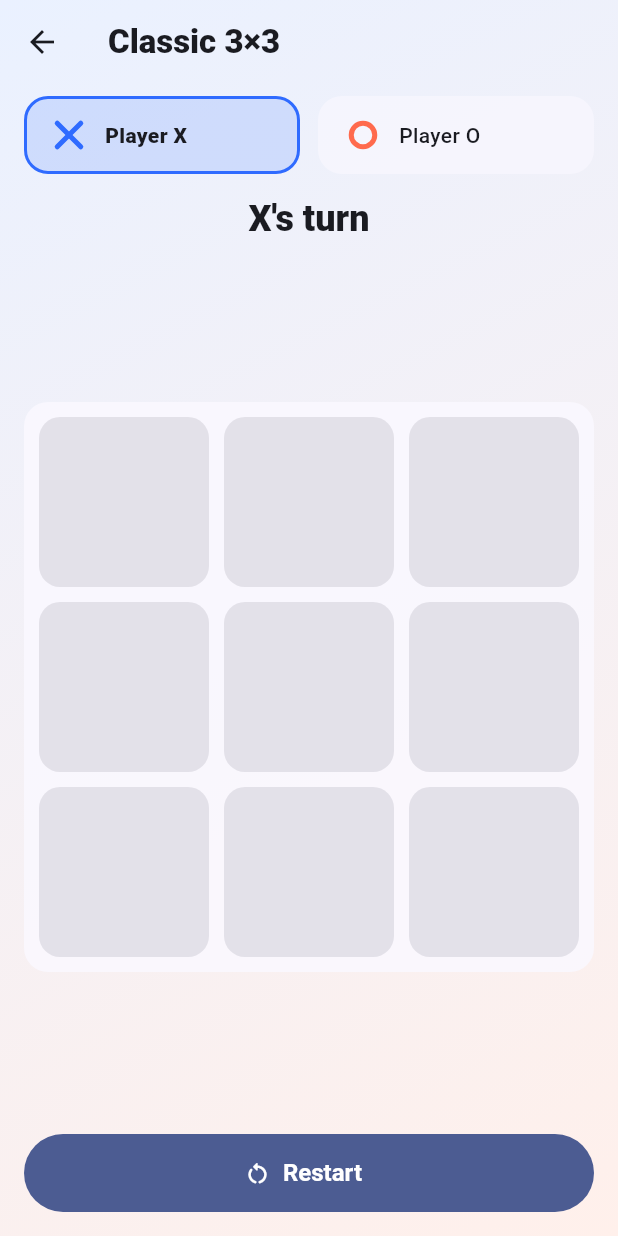
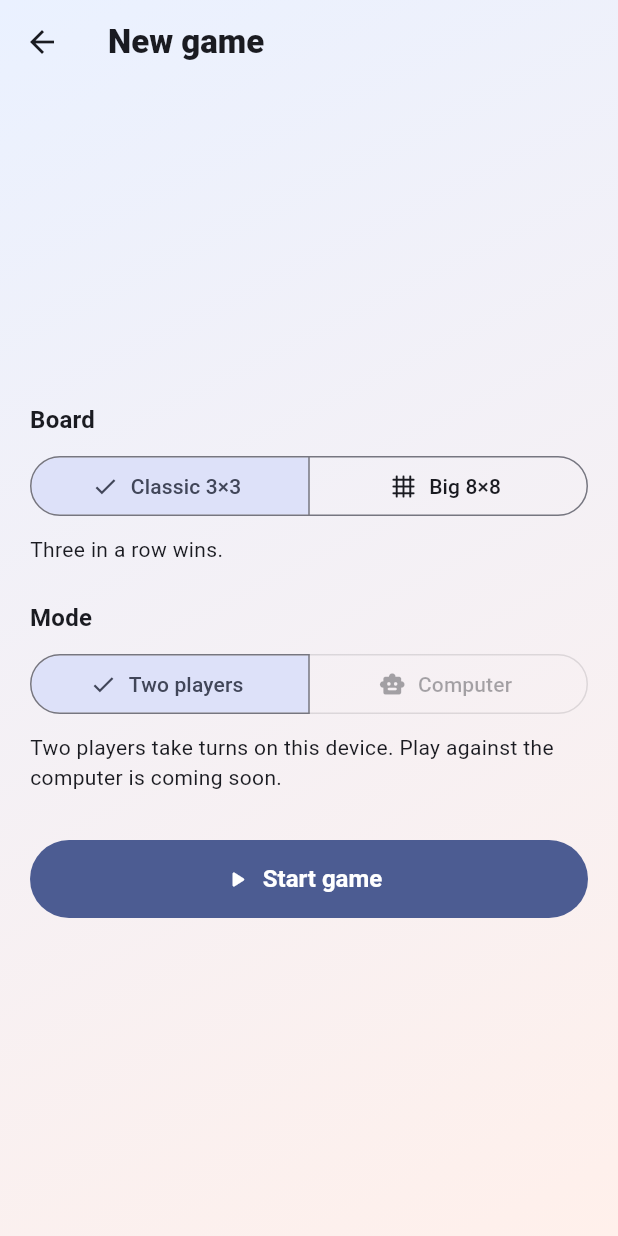
Before and after one commit to Shahab124/tictactoe-arena, a Flutter app: the screen it shows once a user with an empty profile is signed in, after a tap on "Classic 3×3", on a phone screen of 412 x 824 dp. Run offline on Flutter 3.47's test engine with Material 3 defaults, Android fonts, the phone set to English and light mode, and no system bars; our stand-ins replace cloud_firestore, firebase_auth, firebase_core, shared_preferences; accounts and stored records are empty; network calls fail.

Commit message:
SCRUM-17 Add game setup screen for board size and mode, with widget tests
Co-Authored-By: Claude <noreply@anthropic.com>

```diff
--- a/lib/auth/auth_gate.dart
+++ b/lib/auth/auth_gate.dart
@@ -3,7 +3,7 @@ import 'package:flutter/material.dart';
 
 import '../data/game_store.dart';
 import '../data/history_screen.dart';
-import '../game/game_screen.dart';
+import '../game/setup_screen.dart';
 import '../ui/theme.dart';
 import 'sign_in_screen.dart';
 
@@ -47,15 +47,15 @@ class _AuthGateState extends State<AuthGate> {
               builder: (_) =>
                   HistoryScreen(store: widget.store, uid: user?.uid))),
           onPlay: (size) => Navigator.of(context).push(MaterialPageRoute(
-              builder: (_) => GameScreen(
-                  size: size, store: widget.store, uid: user?.uid))),
+              builder: (_) => SetupScreen(
+                  initialSize: size, store: widget.store, uid: user?.uid))),
         );
       },
     );
   }
 }
 
-/// Home menu. The full game setup screen comes in SCRUM-17.
+/// Home menu. Each board card opens the game setup screen.
 class HomeScreen extends StatelessWidget {
   const HomeScreen({
     super.key,
@@ -75,7 +75,7 @@ class HomeScreen extends StatelessWidget {
     final text = Theme.of(context).textTheme;
     final classic = _ModeCard(
       title: 'Classic 3×3',
-      subtitle: 'Three in a row. Two players, one device.',
+      subtitle: 'Three in a row on the small board.',
       icon: Icons.grid_3x3_rounded,
       colors: const [ArenaColors.x, Color(0xFF5C8DFF)],
       onTap: () => onPlay(3),
--- /dev/null
+++ b/lib/game/setup_screen.dart
@@ -0,0 +1,110 @@
+import 'package:flutter/material.dart';
+
+import '../data/game_store.dart';
+import 'game_screen.dart';
+
+/// Game setup: the player picks the board size and the mode, then starts
+/// (REQ-PLAT-01).
+class SetupScreen extends StatefulWidget {
+  const SetupScreen({
+    super.key,
+    this.initialSize = 3,
+    required this.store,
+    this.uid,
+  });
+
+  final int initialSize;
+  final GameStore store;
+
+  /// Null for a guest.
+  final String? uid;
+
+  @override
+  State<SetupScreen> createState() => _SetupScreenState();
+}
+
+class _SetupScreenState extends State<SetupScreen> {
+  late int _size = widget.initialSize;
+  String _mode = 'local';
+
+  @override
+  Widget build(BuildContext context) {
+    final text = Theme.of(context).textTheme;
+    final label = text.titleMedium?.copyWith(fontWeight: FontWeight.w700);
+    return Scaffold(
+      appBar: AppBar(
+        title: const Text('New game',
+            style: TextStyle(fontWeight: FontWeight.w800)),
+      ),
+      body: SafeArea(
+        child: Center(
+          child: SingleChildScrollView(
+            padding: const EdgeInsets.all(20),
+            child: ConstrainedBox(
+              // Keeps the form a comfortable width on tablets (REQ-UX-02).
+              constraints: const BoxConstraints(maxWidth: 560),
+              child: Column(
+                crossAxisAlignment: CrossAxisAlignment.stretch,
+                children: [
+                  Text('Board', style: label),
+                  const SizedBox(height: 8),
+                  SegmentedButton<int>(
+                    segments: const [
+                      ButtonSegment(
+                          value: 3,
+                          icon: Icon(Icons.grid_3x3_rounded),
+                          label: Text('Classic 3×3')),
+                      ButtonSegment(
+                          value: 8,
+                          icon: Icon(Icons.grid_4x4_rounded),
+                          label: Text('Big 8×8')),
+                    ],
+                    selected: {_size},
+                    onSelectionChanged: (s) => setState(() => _size = s.single),
+                  ),
+                  const SizedBox(height: 8),
+                  Text(_size == 3
+                      ? 'Three in a row wins.'
+                      : 'Five in a row wins. Pinch the board to zoom.'),
+                  const SizedBox(height: 24),
+                  Text('Mode', style: label),
+                  const SizedBox(height: 8),
+                  SegmentedButton<String>(
+                    segments: const [
+                      ButtonSegment(
+                          value: 'local',
+                          icon: Icon(Icons.people_alt_rounded),
+                          label: Text('Two players')),
+                      // Play against the computer is added in SCRUM-18.
+                      ButtonSegment(
+                          value: 'computer',
+                          icon: Icon(Icons.smart_toy_rounded),
+                          label: Text('Computer'),
+                          enabled: false),
+                    ],
+                    selected: {_mode},
+                    onSelectionChanged: (s) => setState(() => _mode = s.single),
+                  ),
+                  const SizedBox(height: 8),
+                  const Text(
+                      'Two players take turns on this device. Play against the computer is coming soon.'),
+                  const SizedBox(height: 32),
+                  FilledButton.icon(
+                    onPressed: () => Navigator.of(context).push(
+                        MaterialPageRoute(
+                            builder: (_) => GameScreen(
+                                size: _size,
+                                store: widget.store,
+                                uid: widget.uid))),
+                    icon: const Icon(Icons.play_arrow_rounded),
+                    label: const Text('Start game'),
+                  ),
+                ],
+              ),
+            ),
+          ),
+        ),
+      ),
+    );
+  }
+}
```
Also changed, not shown: 1 other file.
